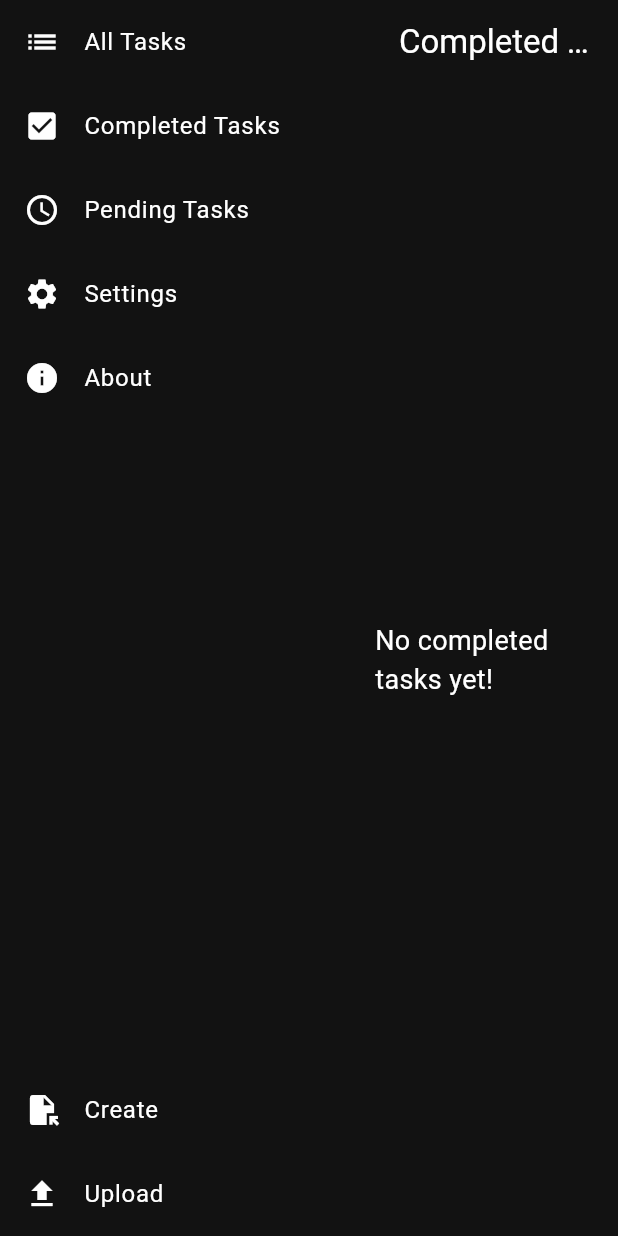
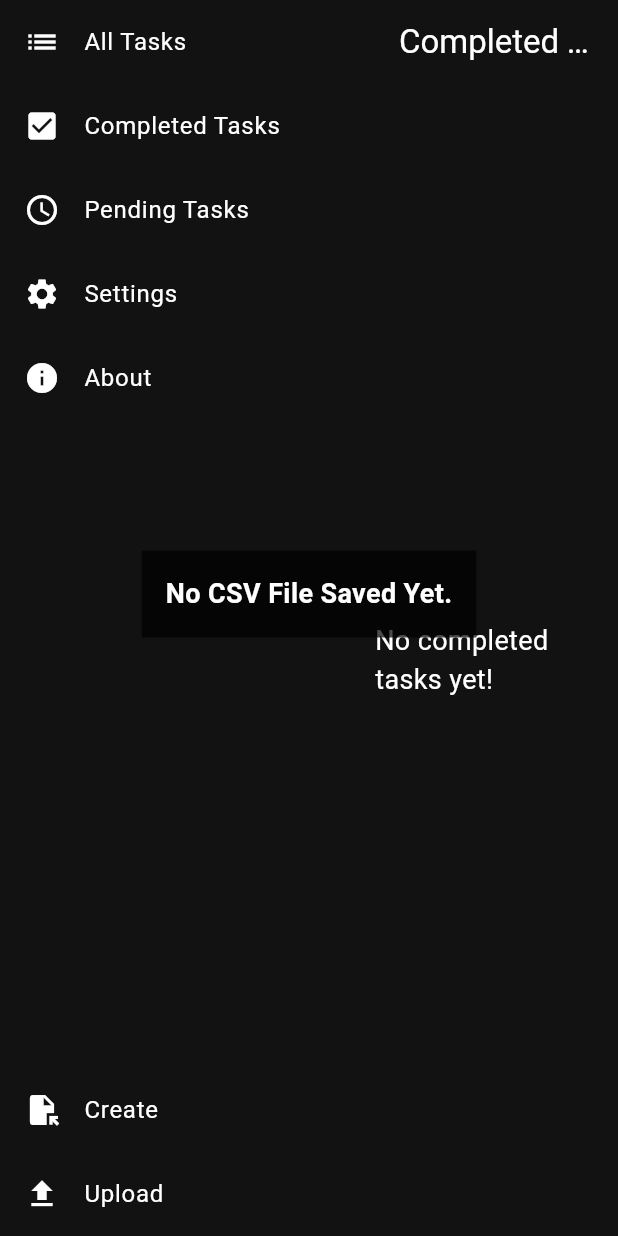
Before and after one commit to sohamsangole/taskflow, a Flutter app: the screen it shows after launch, after a tap on "Completed Tasks", on a phone screen of 412 x 824 dp. Run offline on Flutter 3.47's test engine with Material 3 defaults, Android fonts, the phone set to English and light mode, and no system bars; our stand-ins replace csv, file_picker, shared_preferences.

Commit message:
solved csv not imported

```diff
--- a/lib/pages/homepage.dart
+++ b/lib/pages/homepage.dart
@@ -18,6 +18,14 @@ class HomePage extends StatefulWidget {
 
 class _HomePageState extends State<HomePage> {
   int _selectedIndex = 0;
+  String? _filePath;
+
+  @override
+  void initState() {
+    super.initState();
+    _checkIfFileExists();
+  }
+
   final List<Widget> _pages = [
     const TaskPage(),
     const CompletedPage(),
@@ -47,7 +55,33 @@ class _HomePageState extends State<HomePage> {
           ),
         ],
       ),
+      floatingActionButtonLocation: FloatingActionButtonLocation.centerFloat,
+      floatingActionButton: _filePath == null
+          ? Center(
+              child: Container(
+                padding: const EdgeInsets.all(16.0),
+                color: Colors.black.withOpacity(0.7),
+                child: const Text(
+                  'No CSV File Saved Yet.',
+                  style: TextStyle(
+                    color: Colors.white,
+                    fontSize: 18,
+                    fontWeight: FontWeight.bold,
+                  ),
+                ),
+              ),
+            )
+          : null,
     );
+  }
+
+  Future<void> _checkIfFileExists() async {
+    SharedPreferences prefs = await SharedPreferences.getInstance();
+    String? savedFilePath = prefs.getString('filePath');
+
+    setState(() {
+      _filePath = savedFilePath;
+    });
   }
 
   Future<void> _createCSV() async {
```
